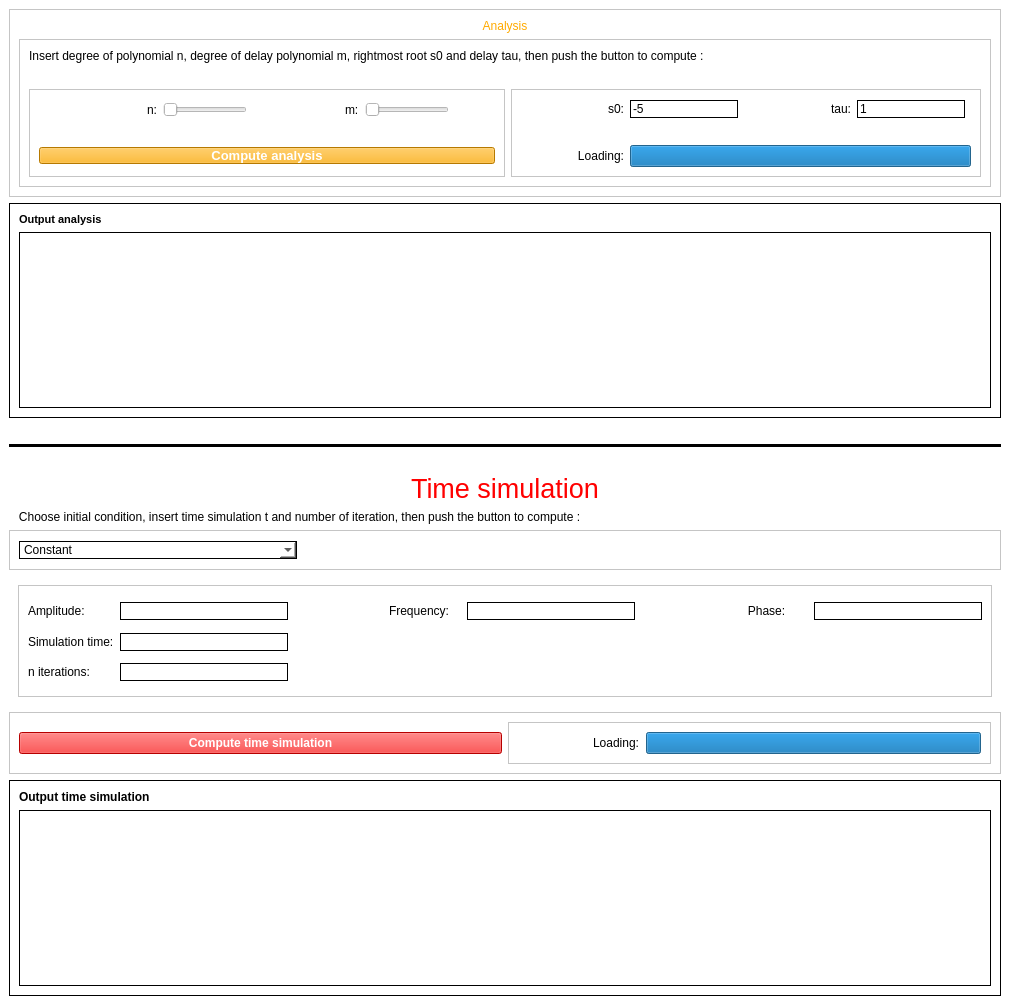
aym-55/P3Delta_GUI, file MID_Python.ui: the form before one commit.
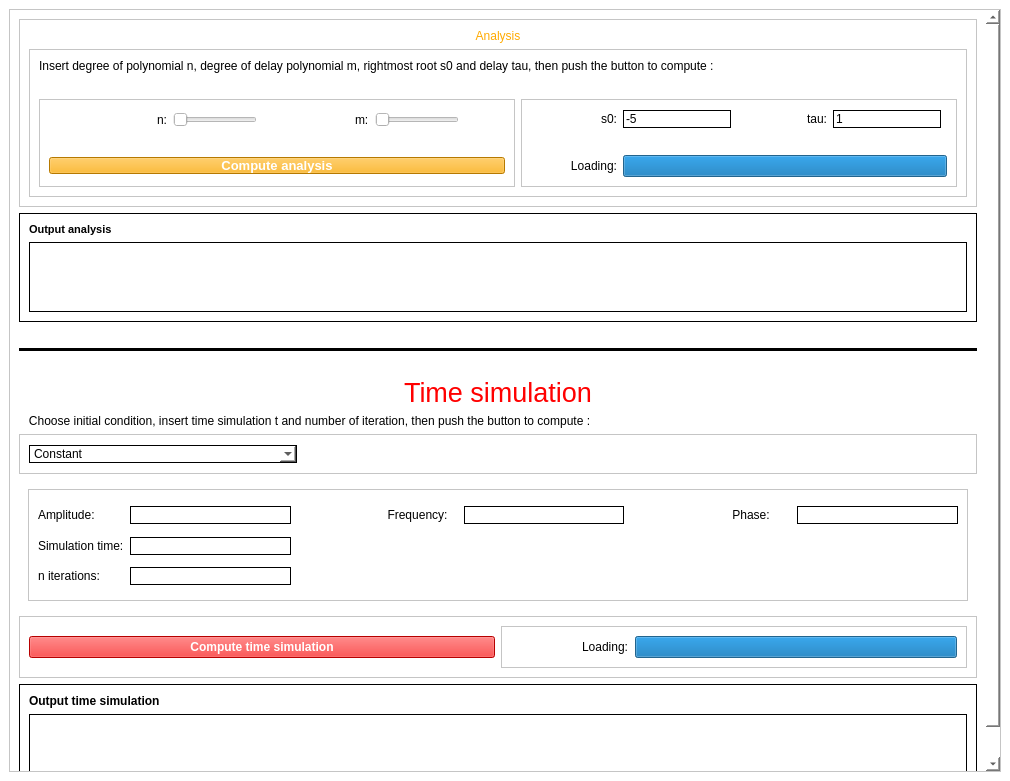
The form after the commit.

Commit message: MID_python final

The edit to the form file:
```diff
--- a/MID_Python.ui
+++ b/MID_Python.ui
@@ -7,7 +7,7 @@
     <x>0</x>
     <y>0</y>
     <width>1010</width>
-    <height>1005</height>
+    <height>781</height>
    </rect>
   </property>
   <property name="font">
@@ -25,6 +25,21 @@
   <widget class="QWidget" name="centralwidget">
    <layout class="QVBoxLayout" name="verticalLayout">
     <item>
+     <widget class="QScrollArea" name="scrollArea">
+      <property name="widgetResizable">
+       <bool>true</bool>
+      </property>
+      <widget class="QWidget" name="scrollAreaWidgetContents_2">
+       <property name="geometry">
+        <rect>
+         <x>0</x>
+         <y>0</y>
+         <width>965</width>
+         <height>979</height>
+        </rect>
+       </property>
+       <layout class="QVBoxLayout" name="verticalLayout_7">
+        <item>
      <widget class="QFrame" name="frame">
       <property name="contextMenuPolicy">
        <enum>Qt::NoContextMenu</enum>
@@ -1166,6 +1181,10 @@
         <widget class="QGraphicsView" name="graphicsView_2"/>
        </item>
       </layout>
+         </widget>
+        </item>
+       </layout>
+      </widget>
      </widget>
     </item>
    </layout>
```
Left out of the diff: 3 changed lines with no effect on the pictures. Lines whose indentation alone changed are shown as unchanged.
